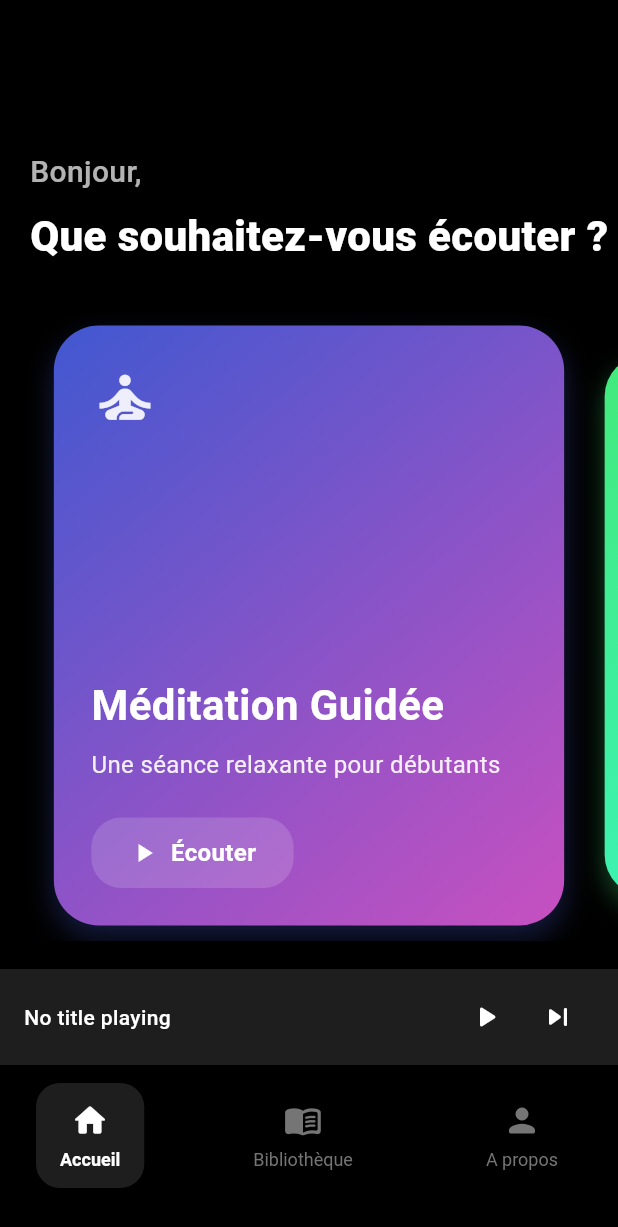
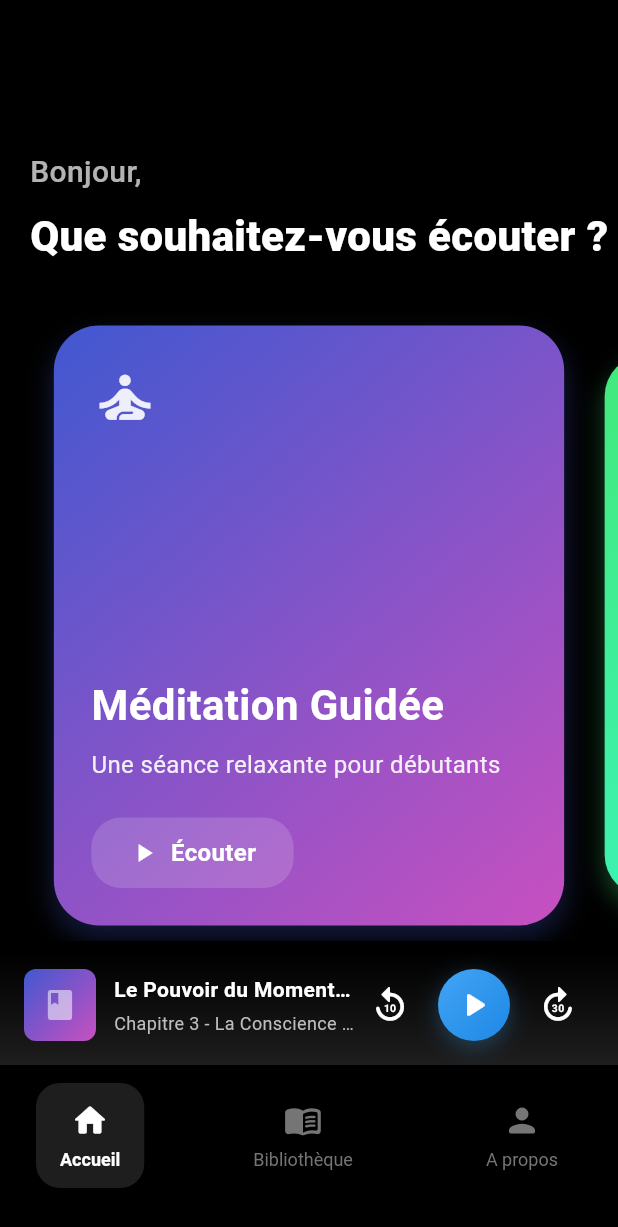
Before and after one commit to JulesNyom/Saga, a Flutter app: the screen it shows after launch, on a phone screen of 412 x 824 dp. Shown: the top 1227 px of the screen. Run offline on Flutter 3.47's test engine with Material 3 defaults, Android fonts, the phone set to English and light mode, and no system bars.

Commit message:
resized the listening bar

```diff
--- a/saga/lib/screens/tab_manager.dart
+++ b/saga/lib/screens/tab_manager.dart
@@ -1,4 +1,5 @@
 import 'package:flutter/material.dart';
+import 'package:flutter/services.dart';
 import 'tab_screens/about.dart';
 import 'tab_screens/listen.dart';
 import 'tab_screens/home.dart';
@@ -13,13 +14,203 @@ class Homepage extends StatefulWidget {
 class _HomepageState extends State<Homepage> with TickerProviderStateMixin {
   int _currentIndex = 0;
   bool _isPlaying = false;
-  String _currentTitle = "No title playing";
+  double _playbackProgress = 0.0;
+  String _currentBookTitle = 'Le Pouvoir du Moment Présent';
+  String _currentChapter = 'Chapitre 3 - La Conscience de Soi';
+  Duration _currentPosition = const Duration(minutes: 14, seconds: 23);
+  Duration _totalDuration = const Duration(minutes: 45, seconds: 30);
 
   final List<Widget> _screens = const [
     Home(),
     Listen(),
     About(),
   ];
+
+  String _formatDuration(Duration duration) {
+    String twoDigits(int n) => n.toString().padLeft(2, '0');
+    String twoDigitMinutes = twoDigits(duration.inMinutes.remainder(60));
+    String twoDigitSeconds = twoDigits(duration.inSeconds.remainder(60));
+    return "$twoDigitMinutes:$twoDigitSeconds";
+  }
+
+  void _togglePlayPause() {
+    setState(() {
+      _isPlaying = !_isPlaying;
+    });
+    // Add your audio player logic here
+  }
+
+  void _seekTo(double value) {
+    setState(() {
+      _playbackProgress = value;
+      _currentPosition = Duration(
+        seconds: (value * _totalDuration.inSeconds).round(),
+      );
+    });
+    // Add your audio seek logic here
+  }
+
+  void _rewind10Seconds() {
+    final newPosition = _currentPosition - const Duration(seconds: 10);
+    setState(() {
+      _currentPosition = newPosition.isNegative ? Duration.zero : newPosition;
+      _playbackProgress = _currentPosition.inSeconds / _totalDuration.inSeconds;
+    });
+    // Add your audio seek logic here
+  }
+
+  void _forward30Seconds() {
+    final newPosition = _currentPosition + const Duration(seconds: 30);
+    setState(() {
+      _currentPosition = newPosition > _totalDuration ? _totalDuration : newPosition;
+      _playbackProgress = _currentPosition.inSeconds / _totalDuration.inSeconds;
+    });
+    // Add your audio seek logic here
+  }
+
+  Widget _buildPlaybackBar() {
+    return Container(
+      decoration: BoxDecoration(
+        gradient: LinearGradient(
+          begin: Alignment.topCenter,
+          end: Alignment.bottomCenter,
+          colors: [
+            Colors.black.withOpacity(0.9),
+            const Color(0xFF1E1E1E),
+          ],
+        ),
+        boxShadow: [
+          BoxShadow(
+            color: Colors.black.withOpacity(0.3),
+            blurRadius: 10,
+            offset: const Offset(0, -2),
+          ),
+        ],
+      ),
+      child: Column(
+        mainAxisSize: MainAxisSize.min,
+        children: [
+          // Progress bar
+          Padding(
+            padding: const EdgeInsets.fromLTRB(16, 0, 16, 16),
+            child: Column(
+              children: [
+                const SizedBox(height: 12),
+                // Book info and controls
+                Row(
+                  children: [
+                    // Book cover
+                    Container(
+                      height: 48,
+                      width: 48,
+                      decoration: BoxDecoration(
+                        borderRadius: BorderRadius.circular(8),
+                        gradient: const LinearGradient(
+                          begin: Alignment.topLeft,
+                          end: Alignment.bottomRight,
+                          colors: [
+                            Color(0xFF4158D0),
+                            Color(0xFFC850C0),
+                          ],
+                        ),
+                      ),
+                      child: const Icon(
+                        Icons.book,
+                        color: Colors.white54,
+                        size: 24,
+                      ),
+                    ),
+                    const SizedBox(width: 12),
+                    // Title and chapter
+                    Expanded(
+                      child: Column(
+                        crossAxisAlignment: CrossAxisAlignment.start,
+                        children: [
+                          Text(
+                            _currentBookTitle,
+                            style: const TextStyle(
+                              color: Colors.white,
+                              fontSize: 14,
+                              fontWeight: FontWeight.w600,
+                            ),
+                            overflow: TextOverflow.ellipsis,
+                          ),
+                          const SizedBox(height: 4),
+                          Text(
+                            _currentChapter,
+                            style: TextStyle(
+                              color: Colors.grey[400],
+                              fontSize: 12,
+                            ),
+                            overflow: TextOverflow.ellipsis,
+                          ),
+                        ],
+                      ),
+                    ),
+                    // Playback controls
+                    Row(
+                      mainAxisSize: MainAxisSize.min,
+                      children: [
+                        IconButton(
+                          icon: const Icon(
+                            Icons.replay_10_rounded,
+                            color: Colors.white,
+                            size: 28,
+                          ),
+                          onPressed: _rewind10Seconds,
+                        ),
+                        Container(
+                          height: 48,
+                          width: 48,
+                          margin: const EdgeInsets.symmetric(horizontal: 8),
+                          decoration: BoxDecoration(
+                            gradient: LinearGradient(
+                              begin: Alignment.topLeft,
+                              end: Alignment.bottomRight,
+                              colors: [
+                                Colors.blue[400]!,
+                                Colors.blue[600]!,
+                              ],
+                            ),
+                            shape: BoxShape.circle,
+                            boxShadow: [
+                              BoxShadow(
+                                color: Colors.blue[400]!.withOpacity(0.3),
+                                blurRadius: 12,
+                                offset: const Offset(0, 4),
+                              ),
+                            ],
+                          ),
+                          child: IconButton(
+                            icon: Icon(
+                              _isPlaying
+                                  ? Icons.pause_rounded
+                                  : Icons.play_arrow_rounded,
+                              color: Colors.white,
+                              size: 28,
+                            ),
+                            onPressed: _togglePlayPause,
+                          ),
+                        ),
+                        IconButton(
+                          icon: const Icon(
+                            Icons.forward_30_rounded,
+                            color: Colors.white,
+                            size: 28,
+                          ),
+                          onPressed: _forward30Seconds,
+                        ),
+                      ],
+                    ),
+                  ],
+                ),
+              ],
+            ),
+          ),
+        ],
+      ),
+    );
+  }
 
   @override
   Widget build(BuildContext context) {
@@ -32,49 +223,7 @@ class _HomepageState extends State<Homepage> with TickerProviderStateMixin {
       bottomNavigationBar: Column(
         mainAxisSize: MainAxisSize.min,
         children: [
-          // Playback Control Bar
-          Container(
-            color: const Color(0xFF1E1E1E),
-            padding: const EdgeInsets.symmetric(horizontal: 16, vertical: 8),
-            child: Row(
-              children: [
-                Expanded(
-                  child: Text(
-                    _currentTitle,
-                    style: const TextStyle(
-                      color: Colors.white,
-                      fontSize: 14,
-                      fontWeight: FontWeight.w500,
-                    ),
-                    overflow: TextOverflow.ellipsis,
-                  ),
-                ),
-                const SizedBox(width: 16),
-                IconButton(
-                  icon: Icon(
-                    _isPlaying ? Icons.pause_rounded : Icons.play_arrow_rounded,
-                    color: Colors.white,
-                  ),
-                  onPressed: () {
-                    setState(() {
-                      _isPlaying = !_isPlaying;
-                    });
-                    // Add your play/pause logic here
-                  },
-                ),
-                IconButton(
-                  icon: const Icon(
-                    Icons.skip_next_rounded,
-                    color: Colors.white,
-                  ),
-                  onPressed: () {
-                    // Add your next track logic here
-                  },
-                ),
-              ],
-            ),
-          ),
-          // Navigation Bar
+          _buildPlaybackBar(),
           Theme(
             data: ThemeData(
               splashColor: Colors.transparent,
@@ -83,7 +232,11 @@ class _HomepageState extends State<Homepage> with TickerProviderStateMixin {
             child: Container(
               color: Colors.black,
               padding: const EdgeInsets.only(
-                  top: 12, bottom: 32, left: 24, right: 24),
+                top: 12,
+                bottom: 32,
+                left: 24,
+                right: 24,
+              ),
               child: Row(
                 mainAxisAlignment: MainAxisAlignment.spaceBetween,
                 children: [
```
